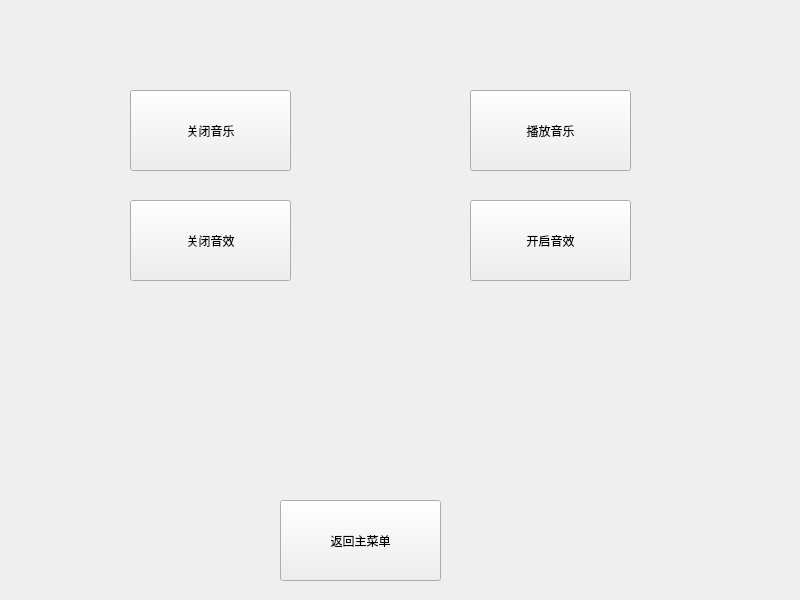
Before: the Qt Designer form code/window/configwindow.ui in YXHXianYu/2022-BJTU-DataStructure-FinalProject, drawn with Qt 5.
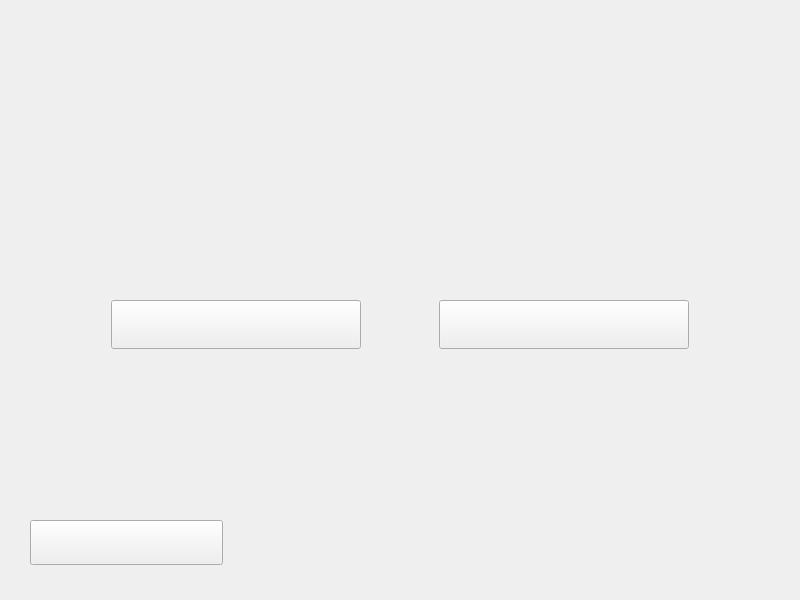
After: the same form once the commit is applied. Icons and pictures are not drawn.

Diff of the .ui file:
```diff
--- a/code/window/configwindow.ui
+++ b/code/window/configwindow.ui
@@ -13,70 +13,59 @@
   <property name="windowTitle">
    <string>MainWindow</string>
   </property>
-  <widget class="QWidget" name="centralwidget">
+  <widget class="QWidget" name="configpic">
+   <property name="styleSheet">
+    <string notr="true">#configpic{border-image:url(:/images/configwindow/设置_底图.png)}</string>
+   </property>
    <widget class="QPushButton" name="btnReturn">
     <property name="geometry">
      <rect>
-      <x>280</x>
-      <y>500</y>
-      <width>161</width>
-      <height>81</height>
+      <x>30</x>
+      <y>520</y>
+      <width>193</width>
+      <height>45</height>
      </rect>
     </property>
-    <property name="text">
-     <string>返回主菜单</string>
+    <property name="styleSheet">
+     <string notr="true">QPushButton#btnReturn{border-image:url(:/images/rankwindow/排行榜_返回.png)}
+QPushButton::pressed#btnReturn{border-image:url(:/images/rankwindow/排行榜_返回-.png)}</string>
     </property>
-   </widget>
-   <widget class="QPushButton" name="btn_stopMusic">
-    <property name="geometry">
-     <rect>
-      <x>130</x>
-      <y>90</y>
-      <width>161</width>
-      <height>81</height>
-     </rect>
-    </property>
     <property name="text">
-     <string>关闭音乐</string>
+     <string/>
     </property>
    </widget>
    <widget class="QPushButton" name="btn_playMusic">
     <property name="geometry">
      <rect>
-      <x>470</x>
-      <y>90</y>
-      <width>161</width>
-      <height>81</height>
+      <x>111</x>
+      <y>300</y>
+      <width>250</width>
+      <height>49</height>
      </rect>
     </property>
-    <property name="text">
-     <string>播放音乐</string>
+    <property name="styleSheet">
+     <string notr="true">QPushButton#btnMusic{border-image:url(:/images/configwindow/设置_音乐开启.png)}
+QPushButton::pressed#btnMusic{border-image:url(:/images/configwindow/设置_音乐开启-.png)}</string>
     </property>
-   </widget>
-   <widget class="QPushButton" name="btn_stopSound">
-    <property name="geometry">
-     <rect>
-      <x>130</x>
-      <y>200</y>
-      <width>161</width>
-      <height>81</height>
-     </rect>
-    </property>
     <property name="text">
-     <string>关闭音效</string>
+     <string/>
     </property>
    </widget>
    <widget class="QPushButton" name="btn_openSound">
     <property name="geometry">
      <rect>
-      <x>470</x>
-      <y>200</y>
-      <width>161</width>
-      <height>81</height>
+      <x>439</x>
+      <y>300</y>
+      <width>250</width>
+      <height>49</height>
      </rect>
     </property>
+    <property name="styleSheet">
+     <string notr="true">QPushButton#btnSound{border-image:url(:/images/configwindow/设置_音效开启.png)}
+QPushButton::pressed#btnSound{border-image:url(:/images/configwindow/设置_音效开启-.png)}</string>
+    </property>
     <property name="text">
-     <string>开启音效</string>
+     <string/>
     </property>
    </widget>
   </widget>
```
Left out of the diff: 4 changed lines with no effect on the pictures.
